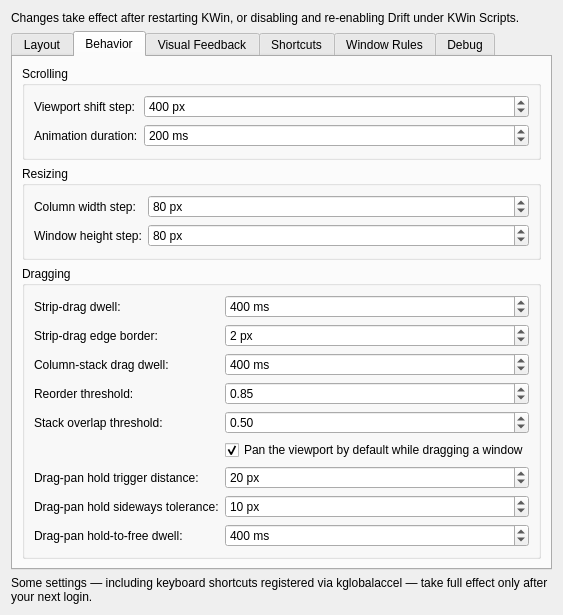
Qt form drift/ui/config.ui (epicodic/drift) before a commit.
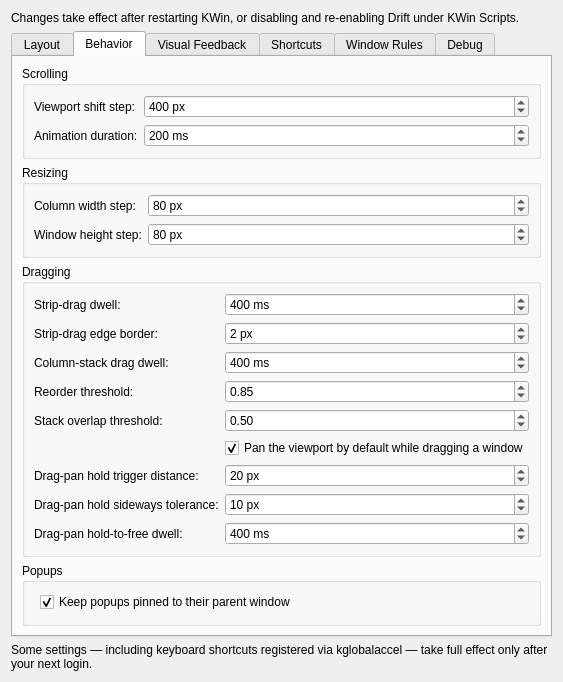
The same form after that commit. The open tabs and pages were chosen to show the change.

Commit message: adds popup pinning

Patch:
```diff
--- a/drift/ui/config.ui
+++ b/drift/ui/config.ui
@@ -581,6 +581,28 @@
                                     </layout>
                                 </widget>
                             </item>
+                            <item>
+                                <widget class="QGroupBox" name="groupBox_popups">
+                                    <property name="title">
+                                        <string>Popups</string>
+                                    </property>
+                                    <layout class="QFormLayout" name="formLayout_popups">
+                                        <item row="0" column="1">
+                                            <widget class="QCheckBox" name="kcfg_popupPinningEnabled">
+                                                <property name="toolTip">
+                                                    <string>A dialog or popup follows its tiled parent window's on-screen position instead of being left behind</string>
+                                                </property>
+                                                <property name="text">
+                                                    <string>Keep popups pinned to their parent window</string>
+                                                </property>
+                                                <property name="checked">
+                                                    <bool>true</bool>
+                                                </property>
+                                            </widget>
+                                        </item>
+                                    </layout>
+                                </widget>
+                            </item>
                         </layout>
                     </widget>
                     <widget class="QWidget" name="tab_visualFeedback">
```
The commit also changes 19 other files.
